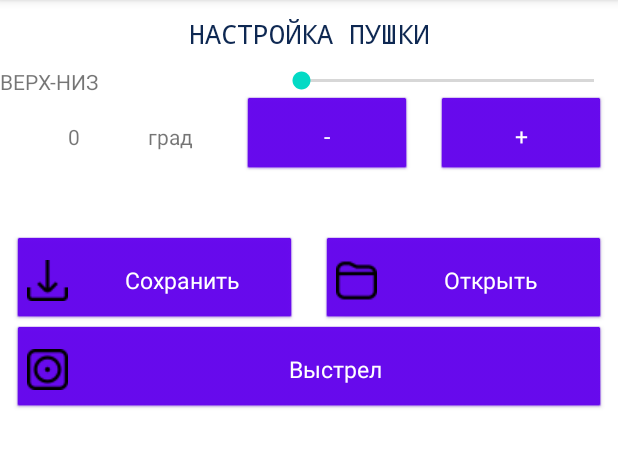
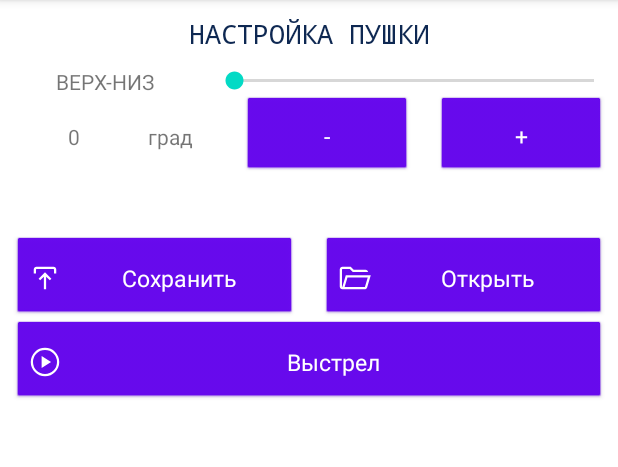
Before and after one commit to ilshirshov/Droidd, an Android app: the screen it shows after launch (MainActivity), on a phone screen of 412 x 824 dp, the part 84-551 px from its top. Run offline under Robolectric (Android 15) with nearby library versions, the phone set to English and light mode, and no system bars; Roboto replaces fonts that are not available here.

Commit message:
Новые иконки

```diff
--- /dev/null
+++ b/app/src/main/res/drawable/ic_folder_open.xml
@@ -0,0 +1,10 @@
+<vector xmlns:android="http://schemas.android.com/apk/res/android"
+    android:width="24dp"
+    android:height="24dp"
+    android:viewportWidth="960"
+    android:viewportHeight="960"
+    android:tint="#FFFFFF">
+  <path
+      android:fillColor="#FF000000"
+      android:pathData="M170.001,779.999q-29.154,0 -49.577,-20.423t-20.423,-49.577v-457.69q0,-29.154 21.577,-50.731t50.731,-21.577h219.613l80,80h315.769q26.846,0 46.307,17.346Q853.46,294.693 856.537,320L447.385,320l-80,-80L172.309,240q-5.385,0 -8.847,3.462 -3.462,3.462 -3.462,8.847v455.382q0,4.231 2.116,6.924 2.115,2.692 5.577,4.616L261,407.693h666.307l-96.846,322.614q-6.846,22.538 -25.654,36.115 -18.807,13.577 -41.73,13.577L170.001,779.999ZM230.537,720L770.77,720l75.462,-252.309L305.999,467.691L230.537,720ZM230.537,720 L305.999,467.691L230.537,720ZM160,320v-80,80Z"/>
+</vector>
--- /dev/null
+++ b/app/src/main/res/drawable/ic_play_icon.xml
@@ -0,0 +1,11 @@
+<vector xmlns:android="http://schemas.android.com/apk/res/android"
+    android:width="24dp"
+    android:height="24dp"
+    android:viewportWidth="960"
+    android:viewportHeight="960"
+    android:tint="#FFFFFF"
+>
+  <path
+      android:fillColor="#FF000000"
+      android:pathData="M390.001,641.537 L641.537,480 390.001,318.463v323.074ZM480.067,859.999q-78.836,0 -148.204,-29.92 -69.369,-29.92 -120.682,-81.21 -51.314,-51.291 -81.247,-120.629 -29.933,-69.337 -29.933,-148.173t29.92,-148.204q29.92,-69.369 81.21,-120.682 51.291,-51.314 120.629,-81.247 69.337,-29.933 148.173,-29.933t148.204,29.92q69.369,29.92 120.682,81.21 51.314,51.291 81.247,120.629 29.933,69.337 29.933,148.173t-29.92,148.204q-29.92,69.369 -81.21,120.682 -51.291,51.314 -120.629,81.247 -69.337,29.933 -148.173,29.933ZM480,800q134,0 227,-93t93,-227q0,-134 -93,-227t-227,-93q-134,0 -227,93t-93,227q0,134 93,227t227,93ZM480,480Z"/>
+</vector>
--- /dev/null
+++ b/app/src/main/res/drawable/ic_save_icon.xml
@@ -0,0 +1,11 @@
+<vector xmlns:android="http://schemas.android.com/apk/res/android"
+    android:width="24dp"
+    android:height="24dp"
+    android:viewportWidth="960"
+    android:viewportHeight="960"
+    android:tint="#FFFFFF"
+>
+  <path
+      android:fillColor="#FF000000"
+      android:pathData="M450.001,779.999v-336.001l-98.615,98.615 -42.153,-43.384L480,328.462l170.767,170.767 -42.153,43.384 -98.615,-98.615v336.001h-59.998ZM180.001,360.769v-108.46q0,-30.308 21,-51.308t51.308,-21h455.382q30.308,0 51.308,21t21,51.308v108.46L720,360.769v-108.46q0,-4.616 -3.846,-8.463 -3.847,-3.846 -8.463,-3.846L252.309,240q-4.616,0 -8.463,3.846 -3.846,3.847 -3.846,8.463v108.46h-59.999Z"/>
+</vector>
--- a/app/src/main/res/layout/activity_main.xml
+++ b/app/src/main/res/layout/activity_main.xml
@@ -38,7 +38,8 @@
                             android:layout_width="wrap_content"
                             android:layout_height="wrap_content"
                             android:id="@+id/textView2"
-                            android:layout_weight="2"
+                            android:layout_weight="1"
+                            android:gravity="center"
                     />
                     <SeekBar
                             android:layout_width="wrap_content"
@@ -95,7 +96,7 @@
                         android:layout_weight="1"
                         android:id="@+id/button"
                         style="@style/ButtonStyle"
-                        android:drawableLeft="@drawable/save_icon"
+                        android:drawableLeft="@drawable/ic_save_icon"
                 />
                 <Button
                         android:text="@string/openButton"
@@ -105,7 +106,7 @@
                         android:layout_weight="1"
                         android:id="@+id/button2"
                         style="@style/ButtonStyle"
-                        android:drawableLeft="@drawable/open_icon"
+                        android:drawableLeft="@drawable/ic_folder_open"
                 />
             </LinearLayout>
 
@@ -119,7 +120,7 @@
                         android:layout_height="wrap_content"
                         android:id="@+id/button3"
                         style="@style/ButtonStyle"
-                        android:drawableLeft="@drawable/shoot_icon"
+                        android:drawableLeft="@drawable/ic_play_icon"
                 />
             </LinearLayout>
         </LinearLayout>
```
